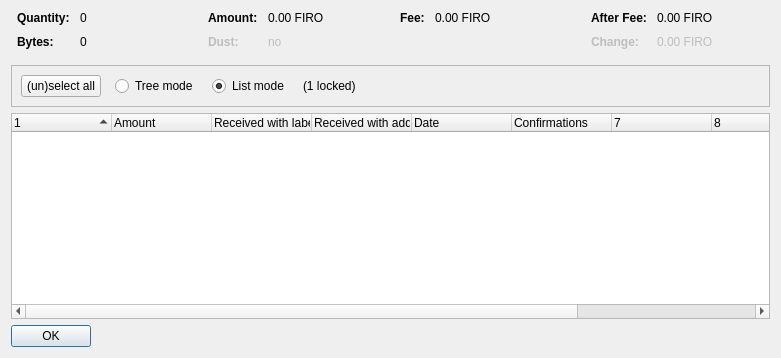
firoorg/firo, file src/qt/forms/coincontroldialog.ui: the form before one commit.
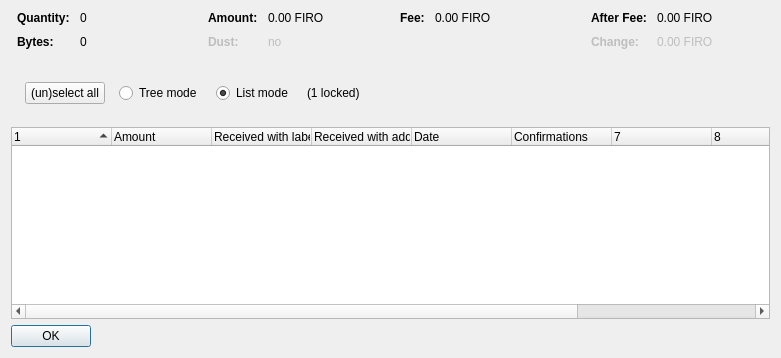
The form after the commit. Custom widgets are drawn as their Qt base class.

```diff
--- a/src/qt/forms/coincontroldialog.ui
+++ b/src/qt/forms/coincontroldialog.ui
@@ -308,16 +308,28 @@
      <property name="minimumSize">
       <size>
        <width>0</width>
-       <height>40</height>
+       <height>56</height>
       </size>
      </property>
      <property name="frameShape">
-      <enum>QFrame::StyledPanel</enum>
+      <enum>QFrame::NoFrame</enum>
      </property>
      <property name="frameShadow">
-      <enum>QFrame::Sunken</enum>
+      <enum>QFrame::Plain</enum>
      </property>
      <layout class="QHBoxLayout" name="horizontalLayout">
+      <property name="leftMargin">
+       <number>14</number>
+      </property>
+      <property name="topMargin">
+       <number>8</number>
+      </property>
+      <property name="rightMargin">
+       <number>14</number>
+      </property>
+      <property name="bottomMargin">
+       <number>8</number>
+      </property>
       <item>
        <layout class="QHBoxLayout" name="horizontalLayoutPanel" stretch="0,0,0,0,0">
         <property name="spacing">
```
